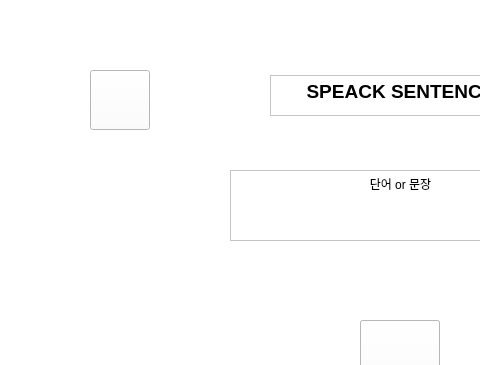
Before: the Qt Designer form sub.ui in mINUs-capstone-design/Source_Code, drawn with Qt 5; both pictures show x 0 to 480 and y 0 to 365 of the 800 by 480 pixel window.
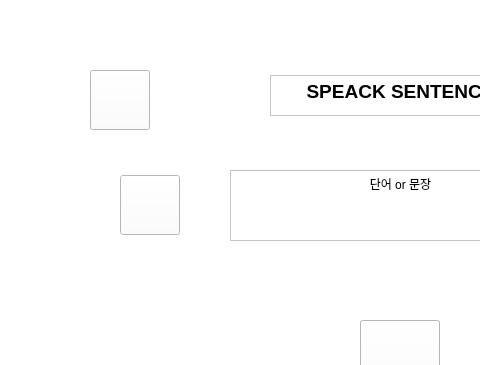
After: the same form once the commit is applied. Icons and pictures are not drawn.

Patch:
```diff
--- a/sub.ui
+++ b/sub.ui
@@ -290,6 +290,25 @@
       <string notr="true"/>
      </property>
     </widget>
+    <widget class="QPushButton" name="button_change_sentense">
+     <property name="geometry">
+      <rect>
+       <x>120</x>
+       <y>175</y>
+       <width>60</width>
+       <height>60</height>
+      </rect>
+     </property>
+     <property name="autoFillBackground">
+      <bool>false</bool>
+     </property>
+     <property name="styleSheet">
+      <string notr="true">border-image:url(:/change/icons/free-icon-exchange-152371.png)</string>
+     </property>
+     <property name="text">
+      <string/>
+     </property>
+    </widget>
    </widget>
    <widget class="QWidget" name="checknoise" native="true">
     <property name="geometry">
```
